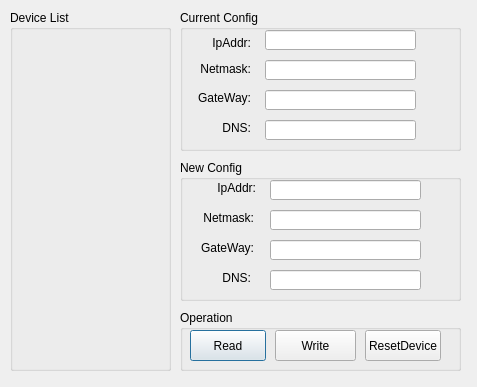
Above: qeditipconfigdialog.ui from gaopindianzi/relay_control_terminal before the change. Below: the same form after it.
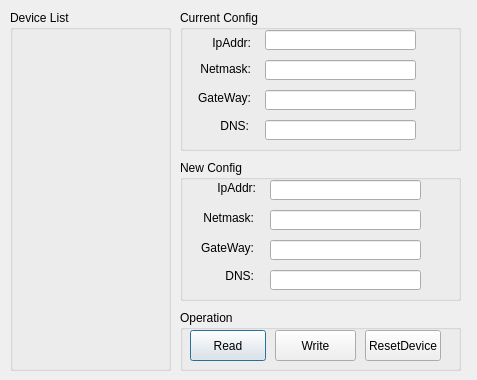
That is the form after the change.

Commit message: 更新了界面

The edit to the form file:
```diff
--- a/qeditipconfigdialog.ui
+++ b/qeditipconfigdialog.ui
@@ -7,19 +7,19 @@
     <x>0</x>
     <y>0</y>
     <width>477</width>
-    <height>387</height>
+    <height>380</height>
    </rect>
   </property>
   <property name="minimumSize">
    <size>
     <width>477</width>
-    <height>387</height>
+    <height>380</height>
    </size>
   </property>
   <property name="maximumSize">
    <size>
     <width>477</width>
-    <height>387</height>
+    <height>380</height>
    </size>
   </property>
   <property name="windowTitle">
@@ -98,25 +98,6 @@
      <set>Qt::AlignRight|Qt::AlignTrailing|Qt::AlignVCenter</set>
     </property>
    </widget>
-   <widget class="QLabel" name="label_4">
-    <property name="geometry">
-     <rect>
-      <x>20</x>
-      <y>110</y>
-      <width>51</width>
-      <height>16</height>
-     </rect>
-    </property>
-    <property name="layoutDirection">
-     <enum>Qt::LeftToRight</enum>
-    </property>
-    <property name="text">
-     <string>DNS:</string>
-    </property>
-    <property name="alignment">
-     <set>Qt::AlignRight|Qt::AlignTrailing|Qt::AlignVCenter</set>
-    </property>
-   </widget>
    <widget class="QLineEdit" name="lineEditCurrIpAddr">
     <property name="geometry">
      <rect>
@@ -157,6 +138,22 @@
      </rect>
     </property>
    </widget>
+   <widget class="QLabel" name="label_4">
+    <property name="geometry">
+     <rect>
+      <x>15</x>
+      <y>110</y>
+      <width>54</width>
+      <height>12</height>
+     </rect>
+    </property>
+    <property name="text">
+     <string>DNS:</string>
+    </property>
+    <property name="alignment">
+     <set>Qt::AlignRight|Qt::AlignTrailing|Qt::AlignVCenter</set>
+    </property>
+   </widget>
   </widget>
   <widget class="QGroupBox" name="groupBox_3">
    <property name="geometry">
@@ -263,13 +260,10 @@
      <rect>
       <x>20</x>
       <y>110</y>
-      <width>51</width>
-      <height>16</height>
+      <width>54</width>
+      <height>12</height>
      </rect>
     </property>
-    <property name="layoutDirection">
-     <enum>Qt::LeftToRight</enum>
-    </property>
     <property name="text">
      <string>DNS:</string>
     </property>
```
